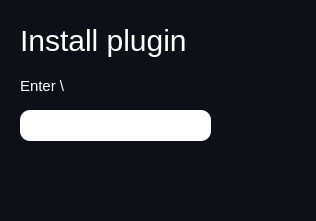
This is dialogs/install_plugin_design.ui in An72ty/ITTOOLS2.0.0demo as Qt 5 draws it before an edit. The edited form follows.
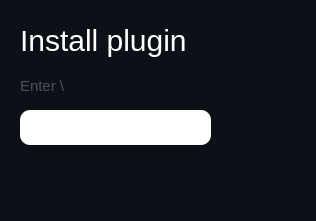
This is the edited form. Icons and pictures are not drawn.

Diff of the .ui file:
```diff
--- a/dialogs/install_plugin_design.ui
+++ b/dialogs/install_plugin_design.ui
@@ -33,7 +33,7 @@
    </property>
    <property name="styleSheet">
     <string notr="true">QLabel {
-	color: white;
+	color: #47525E;
 	font-size: 15px;
 }</string>
    </property>
@@ -138,7 +138,7 @@
      <x>20</x>
      <y>110</y>
      <width>191</width>
-     <height>31</height>
+     <height>35</height>
     </rect>
    </property>
    <property name="styleSheet">
```
